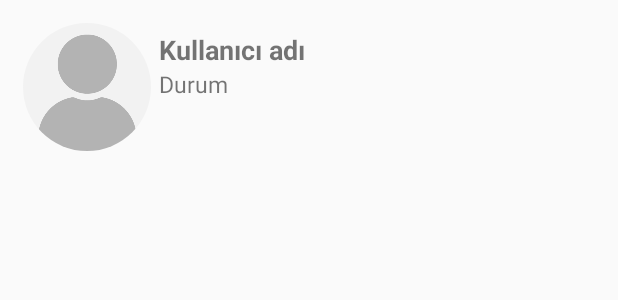
After one commit to dilaraCeylann/BiMesajSohbet, an Android app: the layout users_display_layout.xml on its own in the app's theme, with its tools: preview values and no code run, on a phone screen of 412 x 824 dp. The commit adds this screen. Shown: the top 300 px of the screen. Run offline under Robolectric (Android 15) with nearby library versions, the phone set to English and light mode, and no system bars.

Commit message:
Yeni Deneme

```diff
--- a/app/src/main/java/com/elias/bimesajsohbet/MainActivity.java
+++ b/app/src/main/java/com/elias/bimesajsohbet/MainActivity.java
@@ -74,13 +74,16 @@ public class MainActivity extends AppCompatActivity {
 
         if(item.getItemId() == R.id.main_logout_button){
             mAuth.signOut();
-
             LogOutUser();
         }
         if (item.getItemId() == R.id.main_account_settings_button){
             Intent settingsIntent = new Intent(MainActivity.this, SettingsActivity.class);
             startActivity(settingsIntent);
         }
+        if (item.getItemId() == R.id.main_users_button){
+            Intent allUsersIntent = new Intent(MainActivity.this, UsersActivity.class);
+            startActivity(allUsersIntent);
+        }
         return true;
     }
 }
--- /dev/null
+++ b/app/src/main/res/layout/users_display_layout.xml
@@ -0,0 +1,43 @@
+<?xml version="1.0" encoding="utf-8"?>
+<LinearLayout xmlns:android="http://schemas.android.com/apk/res/android"
+    android:orientation="vertical"
+    android:layout_width="match_parent"
+    android:layout_height="wrap_content">
+
+
+    <LinearLayout
+        android:layout_width="match_parent"
+        android:layout_height="wrap_content"
+        android:orientation="horizontal"
+        android:layout_margin="15dp">
+
+        <de.hdodenhof.circleimageview.CircleImageView
+            android:id="@+id/users_profile_image"
+            android:layout_width="85dp"
+            android:layout_height="85dp"
+            android:src="@drawable/standart_insan"/>
+
+        <LinearLayout
+            android:layout_width="match_parent"
+            android:layout_height="wrap_content"
+            android:orientation="vertical"
+            android:layout_margin="5dp">
+
+
+            <TextView
+                android:id="@+id/all_users_username"
+                android:layout_width="match_parent"
+                android:layout_height="wrap_content"
+                android:text="Kullanıcı adı"
+                android:textSize="18dp"
+                android:textStyle="bold"
+                />
+
+            <TextView
+                android:layout_width="match_parent"
+                android:layout_height="36dp"
+                android:text="Durum"
+                android:textSize="15sp" />
+        </LinearLayout>
+    </LinearLayout>
+</LinearLayout>
--- a/app/src/main/res/menu/main_menu.xml
+++ b/app/src/main/res/menu/main_menu.xml
@@ -10,6 +10,12 @@
 
     </item>
 
+    <item android:title="Kullanıcılar"
+        android:id="@+id/main_users_button"
+        app:showAsAction="never">
+
+    </item>
+
     <item android:title="Çıkış"
         android:id="@+id/main_logout_button"
         app:showAsAction="never">
```
Also changed, not shown: app/build.gradle (+5 -4 lines), app/src/main/AndroidManifest.xml (+5 -2 lines), app/src/main/java/com/elias/bimesajsohbet/SettingsActivity.java (+39 -11 lines), app/src/main/java/com/elias/bimesajsohbet/UsersActivity.java (added, +36 -0 lines), app/src/main/res/layout/activity_users.xml (added, +24 -0 lines).
